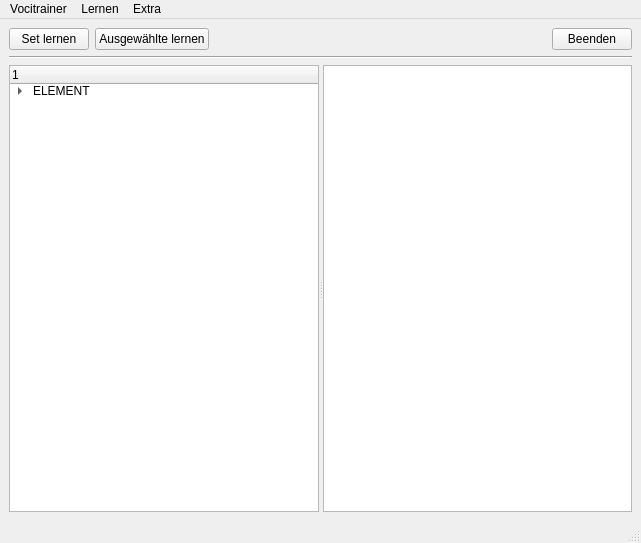
The window that Client/hauptfenster.ui (samuelx12/Vocitrainer) describes before a commit, drawn with Qt 5.
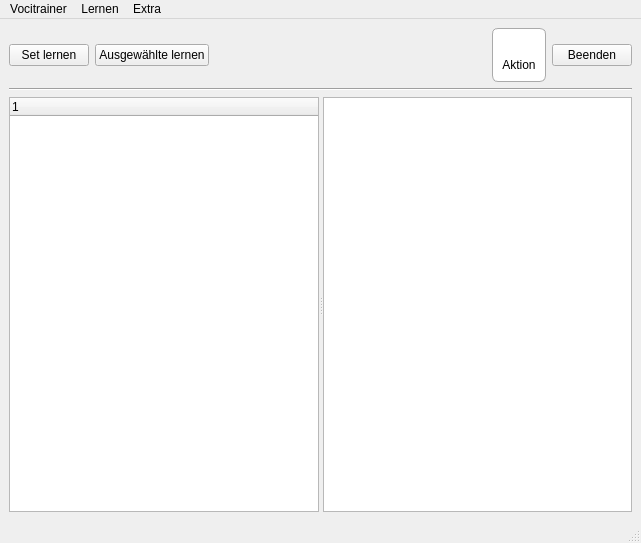
The same window after the commit. Icons and pictures are not drawn.

```diff
--- a/Client/hauptfenster.ui
+++ b/Client/hauptfenster.ui
@@ -14,9 +14,9 @@
    <string>MainWindow</string>
   </property>
   <widget class="QWidget" name="centralwidget">
-   <layout class="QVBoxLayout" name="verticalLayout">
+   <layout class="QVBoxLayout" name="verticalLayout_2">
     <item>
-     <layout class="QHBoxLayout" name="horizontalLayout_2">
+     <layout class="QHBoxLayout" name="horizontalLayout">
       <item>
        <widget class="QPushButton" name="cmd_SetLernen">
         <property name="toolTip">
@@ -50,6 +50,70 @@
         </property>
        </spacer>
       </item>
+      <item>
+       <widget class="QFrame" name="aktion">
+        <property name="styleSheet">
+         <string notr="true">QFrame {
+    background-color: #FFFFFF;
+    border-radius: 6px;
+    border: 1px solid #AAAAAA;
+}
+
+QFrame:hover {
+    border: 2px solid rgb(44, 76, 116);
+	background-color: #EEEEEE;
+}
+
+QFrame:focus {
+    border: 4px solid #00FF00;
+}
+
+QLabel{
+	border: 0px;
+	background-color: rgba(0, 0, 0, 0);
+}
+
+QLabel:hover {
+	border: 0px;
+	background-color: rgba(0, 0, 0, 0);
+}</string>
+        </property>
+        <property name="frameShape">
+         <enum>QFrame::Box</enum>
+        </property>
+        <property name="frameShadow">
+         <enum>QFrame::Sunken</enum>
+        </property>
+        <property name="lineWidth">
+         <number>1</number>
+        </property>
+        <layout class="QVBoxLayout" name="verticalLayout">
+         <item>
+          <widget class="QLabel" name="label">
+           <property name="text">
+            <string/>
+           </property>
+           <property name="pixmap">
+            <pixmap>res/icons/logout_FILL0_wght500_GRAD0_opsz40.svg</pixmap>
+           </property>
+           <property name="alignment">
+            <set>Qt::AlignCenter</set>
+           </property>
+          </widget>
+         </item>
+         <item>
+          <widget class="QLabel" name="label_2">
+           <property name="text">
+            <string>Aktion</string>
+           </property>
+           <property name="alignment">
+            <set>Qt::AlignCenter</set>
+           </property>
+          </widget>
+         </item>
+        </layout>
+       </widget>
+      </item>
       <item>
        <widget class="QPushButton" name="cmd_Beenden">
         <property name="text">
@@ -68,6 +132,11 @@
     </item>
     <item>
      <widget class="QSplitter" name="splitter">
+      <property name="font">
+       <font>
+        <stylestrategy>PreferAntialias</stylestrategy>
+       </font>
+      </property>
       <property name="orientation">
        <enum>Qt::Horizontal</enum>
       </property>
@@ -81,33 +150,6 @@
          <string>1</string>
         </property>
        </column>
-       <item>
-        <property name="text">
-         <string>ELEMENT</string>
-        </property>
-        <property name="icon">
-         <iconset>
-          <normaloff>res/icons/folder_FILL0_wght500_GRAD0_opsz40.svg</normaloff>
-          <normalon>res/icons/folder_open_FILL0_wght500_GRAD0_opsz40.svg</normalon>
-          <selectedoff>res/icons/folder_FILL1_wght500_GRAD0_opsz40.svg</selectedoff>
-          <selectedon>res/icons/folder_open_FILL1_wght500_GRAD0_opsz40.svg</selectedon>res/icons/folder_FILL0_wght500_GRAD0_opsz40.svg</iconset>
-        </property>
-        <item>
-         <property name="text">
-          <string>Unterelement</string>
-         </property>
-        </item>
-        <item>
-         <property name="text">
-          <string>Vociset</string>
-         </property>
-         <property name="icon">
-          <iconset>
-           <normaloff>res/icons/note_stack_FILL0_wght500_GRAD0_opsz40.svg</normaloff>
-           <selectedoff>res/icons/note_stack_FILL1_wght500_GRAD0_opsz40.svg</selectedoff>res/icons/note_stack_FILL0_wght500_GRAD0_opsz40.svg</iconset>
-         </property>
-        </item>
-       </item>
       </widget>
       <widget class="QTableView" name="tbv_Liste"/>
      </widget>
```
Left out of the diff: 2 changed lines with no effect on the pictures.
